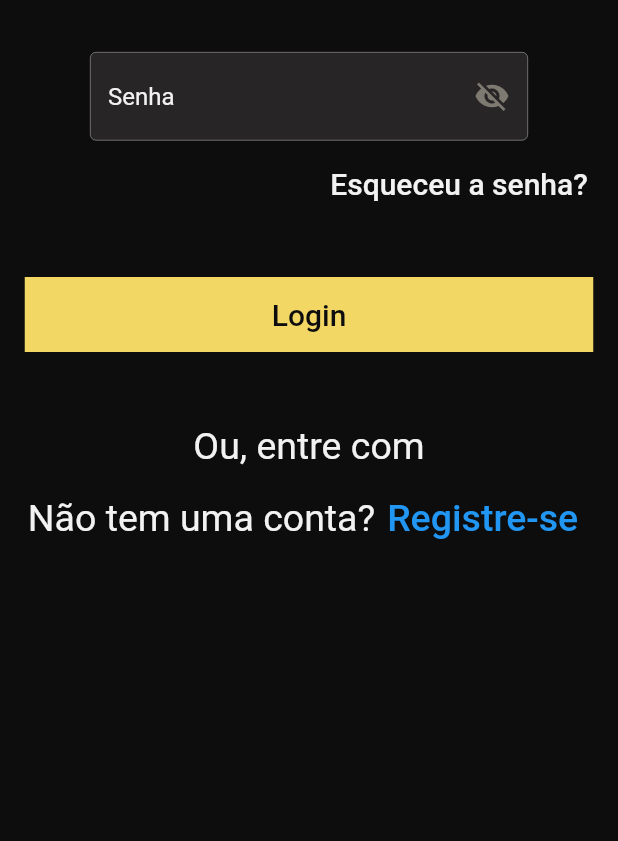
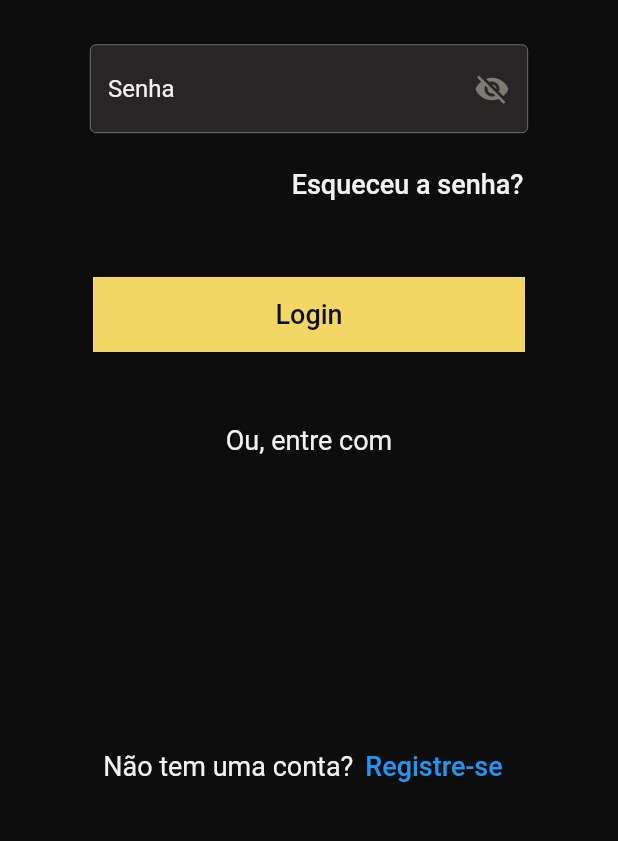
Before and after one commit to celestinhodev/projeto_integrador, a Flutter app: the screen it shows after launch, on a phone screen of 412 x 824 dp, the part 389-1230 px from its top. Run offline on Flutter 3.47's test engine with Material 2 defaults, Android fonts, the phone set to English and light mode, and no system bars; our stand-ins replace appwrite, carousel_slider, image_picker; missing offline and left inert: dart:html.

Commit message:
polishing the login page

```diff
--- a/pi/lib/components/register_template.dart
+++ b/pi/lib/components/register_template.dart
@@ -38,7 +38,7 @@ class _registerTemplateState extends State<registerTemplate> {
                   ),
                   errorBorder: const OutlineInputBorder(
                     borderSide: BorderSide(
-                    width: 3333, color: Colors.redAccent
+                      color: Colors.redAccent, width: 0.4,
                     ),
                   ),
                 ),
@@ -61,7 +61,7 @@ class _registerTemplateState extends State<registerTemplate> {
                   ),
                   errorBorder: const OutlineInputBorder(
                     borderSide: BorderSide(
-                    width: 3, color: Colors.redAccent
+                      color: Colors.redAccent, width: 0.4,
                     ),
                   ),
 
--- a/pi/lib/pages/login.dart
+++ b/pi/lib/pages/login.dart
@@ -26,49 +26,52 @@ class _LoginState extends State<Login> {
               height: 200,
             ),
             registerTemplate(hintText: 'Email', isPassword: false),
-            const SizedBox(height: 30),
+            const SizedBox(height: 25),
             registerTemplate(hintText: 'Senha', isPassword: true),
             //////////////Esqueceu a senha///////////////////////////
+            Row(
+              mainAxisAlignment: MainAxisAlignment.end,
+              children: [
                 Padding(
-              padding: const EdgeInsets.fromLTRB(200, 0, 0,30),
-              child: ConstrainedBox(
-                constraints: const BoxConstraints(
-                    minWidth: 17,
-                ), // Define largura máxima
+                  padding: const EdgeInsets.fromLTRB(0, 5, 55, 15),
                   child: TextButton(
                     style: TextButton.styleFrom(
                       foregroundColor: paletteWhite,
                     ),
                     onPressed: () {
                       // Lógica aqui
-
                     },
                     child: const Text(
                       'Esqueceu a senha?',
                       style: TextStyle(
-                      fontSize: 20,
+                        fontSize: 18,
                       ),
                     ),
                   ),
                 ),
+              ],
             ),
 
+            const SizedBox(height: 15),
+
             ///////////////Botão login////////////////
-            TextButton(
-              onPressed: () {
-
-              },
+            Padding(
+              padding: const EdgeInsets.fromLTRB(54, 0, 54, 0),
+              child: TextButton(
+                onPressed: () {},
                 child: Container(
-                width: 379,
+                  width: double.infinity,
                   height: 50,
                   color: paletteYellow2, // Cor de fundo do botão
-                padding: const EdgeInsets.symmetric(horizontal: 50), // Ajuste o padding conforme necessário
+                  padding: const EdgeInsets.symmetric(
+                      horizontal: 50), // Ajuste o padding conforme necessário
                   child: const Center(
                     child: Text(
                       'Login',
                       style: TextStyle(
-                      fontSize: 20,
+                        fontSize: 18,
                         color: paletteBlack, // Cor do texto
+                      ),
                     ),
                   ),
                 ),
@@ -79,18 +82,20 @@ class _LoginState extends State<Login> {
               'Ou, entre com',
               style: TextStyle(
                 color: paletteWhite,
-                fontSize: 25,
+                fontSize: 18,
               ),
             ),
-            const SizedBox(height: 10),
-            Row(
+            const Spacer(),
+            Padding(
+              padding: const EdgeInsets.only(bottom: 30),
+              child: Row(
                 mainAxisAlignment: MainAxisAlignment.center,
                 children: [
                   const Text(
                     'Não tem uma conta?',
                     style: TextStyle(
                       color: paletteWhite,
-                  fontSize: 25,
+                      fontSize: 18,
                     ),
                   ),
                   TextButton(
@@ -103,10 +108,14 @@ class _LoginState extends State<Login> {
                     },
                     child: const Text(
                       'Registre-se',
-                    style: TextStyle(fontSize: 25, color: Colors.blue),
+                      style: TextStyle(
+                        fontSize: 18,
+                        color: Colors.blue,
+                      ),
                     ),
                   ),
                 ],
+              ),
             ),
           ],
         ),
```
Lines whose indentation alone changed are shown as unchanged.
